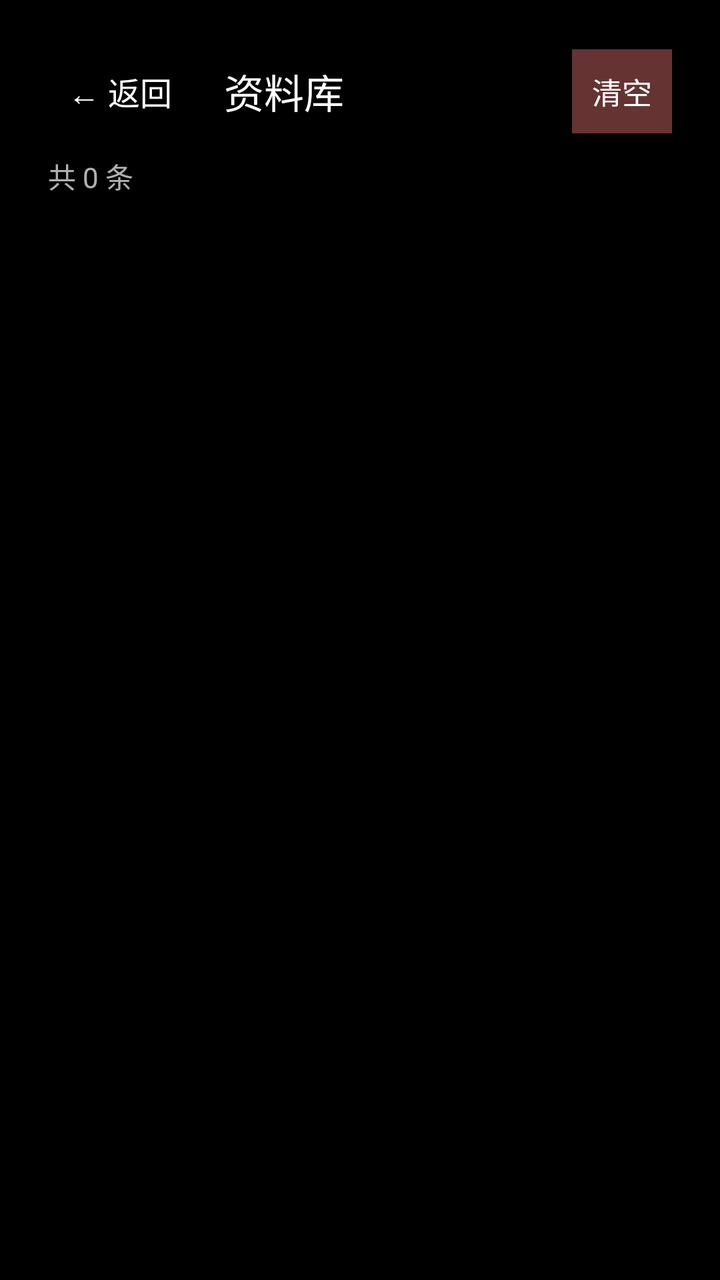
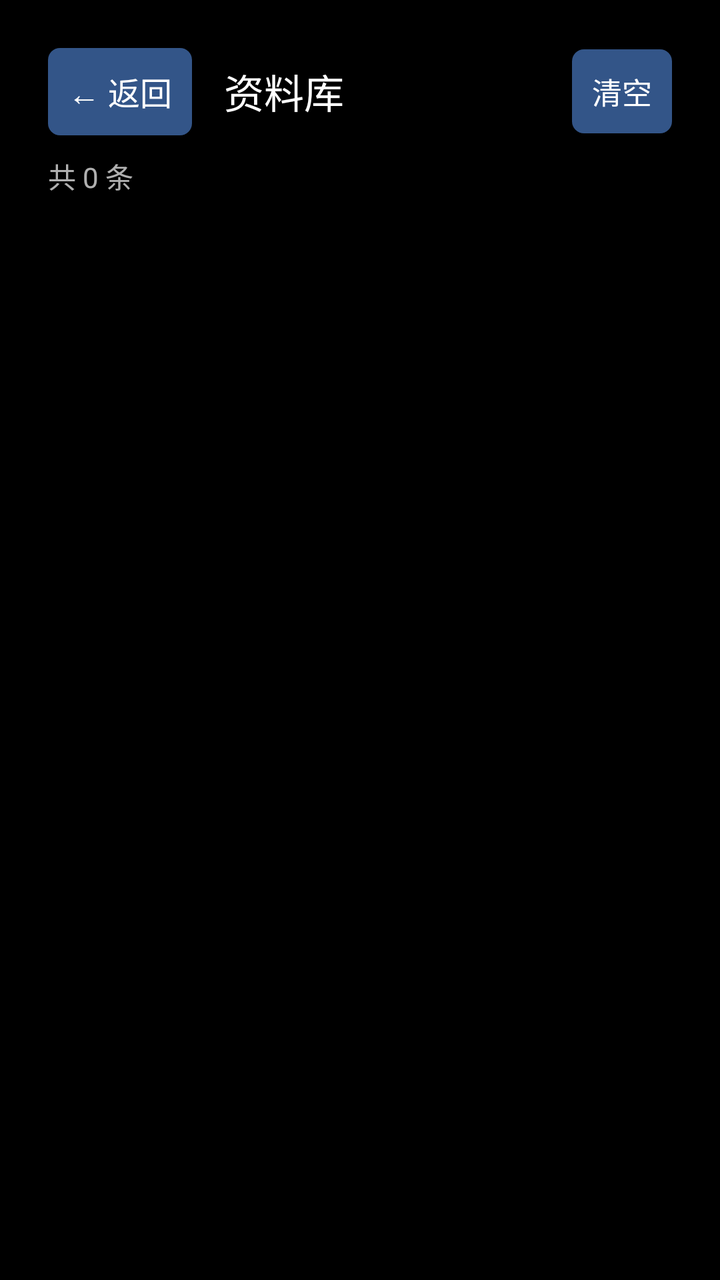

An Android layout rendered at two revisions. The XML below is the earlier revision; the diff shows what the commit changed to produce the second picture.
<!-- AndroidManifest.xml: application theme Theme.TVBox -->
<!-- res/layout/activity_lib.xml -->
<?xml version="1.0" encoding="utf-8"?>
<LinearLayout xmlns:android="http://schemas.android.com/apk/res/android"
    android:layout_width="match_parent"
    android:layout_height="match_parent"
    android:orientation="vertical"
    android:background="#000000"
    android:padding="24dp">

    <LinearLayout
        android:layout_width="match_parent"
        android:layout_height="wrap_content"
        android:orientation="horizontal"
        android:gravity="center_vertical">

        <TextView
            android:id="@+id/btnBack"
            android:layout_width="wrap_content"
            android:layout_height="wrap_content"
            android:padding="10dp"
            android:textColor="#FFFFFF"
            android:textSize="16sp"
            android:focusable="true"
            android:clickable="true"
            android:background="#66000000"
            android:text="← 返回" />

        <TextView
            android:id="@+id/libTitle"
            android:layout_width="0dp"
            android:layout_height="wrap_content"
            android:layout_weight="1"
            android:paddingLeft="16dp"
            android:textColor="#FFFFFF"
            android:textSize="20sp"
            android:text="资料库" />

        <TextView
            android:id="@+id/btnClear"
            android:layout_width="wrap_content"
            android:layout_height="wrap_content"
            android:padding="10dp"
            android:textColor="#FFFFFF"
            android:textSize="15sp"
            android:focusable="true"
            android:clickable="true"
            android:background="#663333"
            android:text="清空" />

    </LinearLayout>

    <TextView
        android:id="@+id/libCount"
        android:layout_width="match_parent"
        android:layout_height="wrap_content"
        android:paddingTop="10dp"
        android:paddingBottom="8dp"
        android:textColor="#B0FFFFFF"
        android:textSize="14sp"
        android:text="共 0 条" />

    <androidx.recyclerview.widget.RecyclerView
        android:id="@+id/libList"
        android:layout_width="match_parent"
        android:layout_height="0dp"
        android:layout_weight="1"
        android:clipToPadding="false" />

</LinearLayout>
<!-- resources referenced by this layout -->
<resources>
  <style name="Theme.TVBox" parent="android:Theme.Black.NoTitleBar.Fullscreen">
          <item name="android:windowBackground">@android:color/black</item>
          <item name="android:colorBackground">@android:color/black</item>
      </style>
</resources>

<!-- the commit's change to res/layout/activity_lib.xml (unified diff, before → after) -->
@@ -21,7 +21,7 @@
             android:textSize="16sp"
             android:focusable="true"
             android:clickable="true"
-            android:background="#66000000"
+            android:background="@drawable/selector_tv_btn"
             android:text="← 返回" />
 
         <TextView
@@ -43,7 +43,7 @@
             android:textSize="15sp"
             android:focusable="true"
             android:clickable="true"
-            android:background="#663333"
+            android:background="@drawable/selector_tv_btn"
             android:text="清空" />
 
     </LinearLayout>
<!-- resource entries referenced after the edit -->
@@ -1,5 +1,21 @@
 <!-- resources referenced by this layout -->
 <resources>
+  <!-- drawable selector_tv_btn (drawable) -->
+  <?xml version="1.0" encoding="utf-8"?>
+  <selector xmlns:android="http://schemas.android.com/apk/res/android">
+      <item android:state_focused="true">
+          <shape>
+              <solid android:color="#FFCC00" />
+              <corners android:radius="6dp" />
+          </shape>
+      </item>
+      <item>
+          <shape>
+              <solid android:color="#335588" />
+              <corners android:radius="6dp" />
+          </shape>
+      </item>
+  </selector>
   <style name="Theme.TVBox" parent="android:Theme.Black.NoTitleBar.Fullscreen">
           <item name="android:windowBackground">@android:color/black</item>
           <item name="android:colorBackground">@android:color/black</item>
